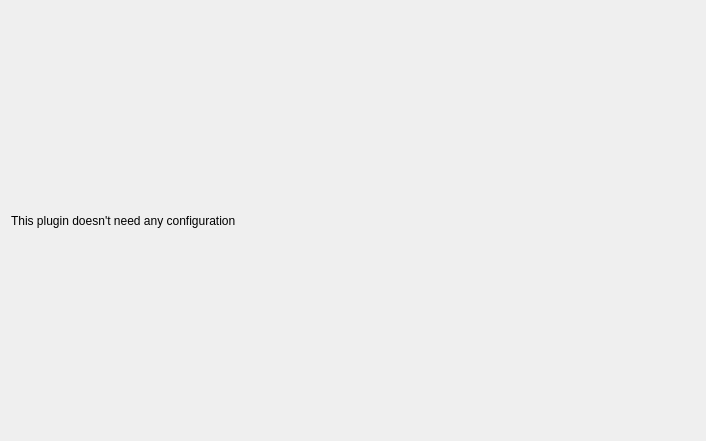
cpina/calibre-virtual-shelf, file virtualshelfplugin.ui: the form before one commit.
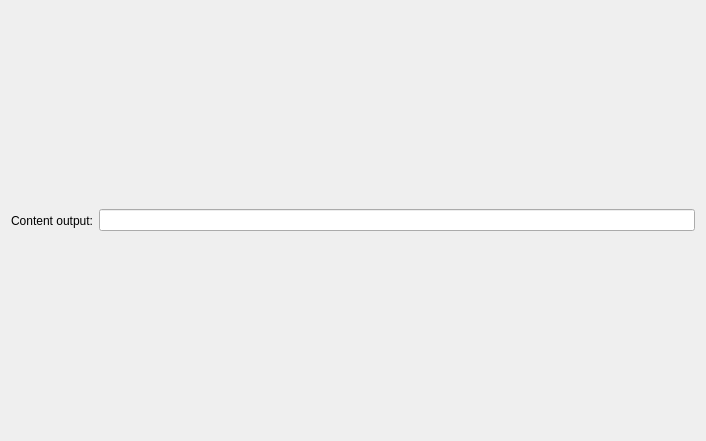
The form after the commit.

Commit message:
Generates the output processing the moustache file and then copying over the rest of the files.
The other files are expected to be css, png, etc.

Diff of the .ui file:
```diff
--- a/virtualshelfplugin.ui
+++ b/virtualshelfplugin.ui
@@ -13,14 +13,17 @@
   <property name="windowTitle">
    <string>Form</string>
   </property>
-  <layout class="QGridLayout" name="gridLayout">
-   <item row="0" column="0">
+  <layout class="QHBoxLayout" name="horizontalLayout">
+   <item>
     <widget class="QLabel" name="label_5">
      <property name="text">
-      <string>This plugin doesn't need any configuration</string>
+      <string>Content output:</string>
      </property>
     </widget>
    </item>
+   <item>
+    <widget class="QLineEdit" name="outputPath"/>
+   </item>
   </layout>
  </widget>
  <resources/>
```
The commit also changes 4 other files.
